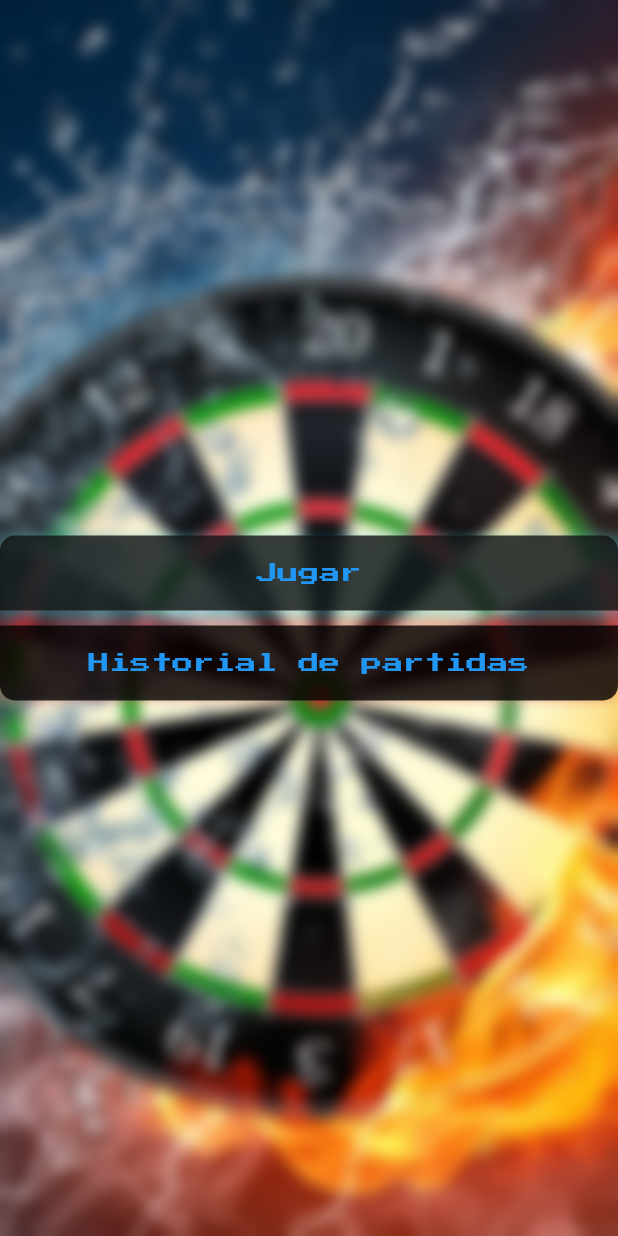
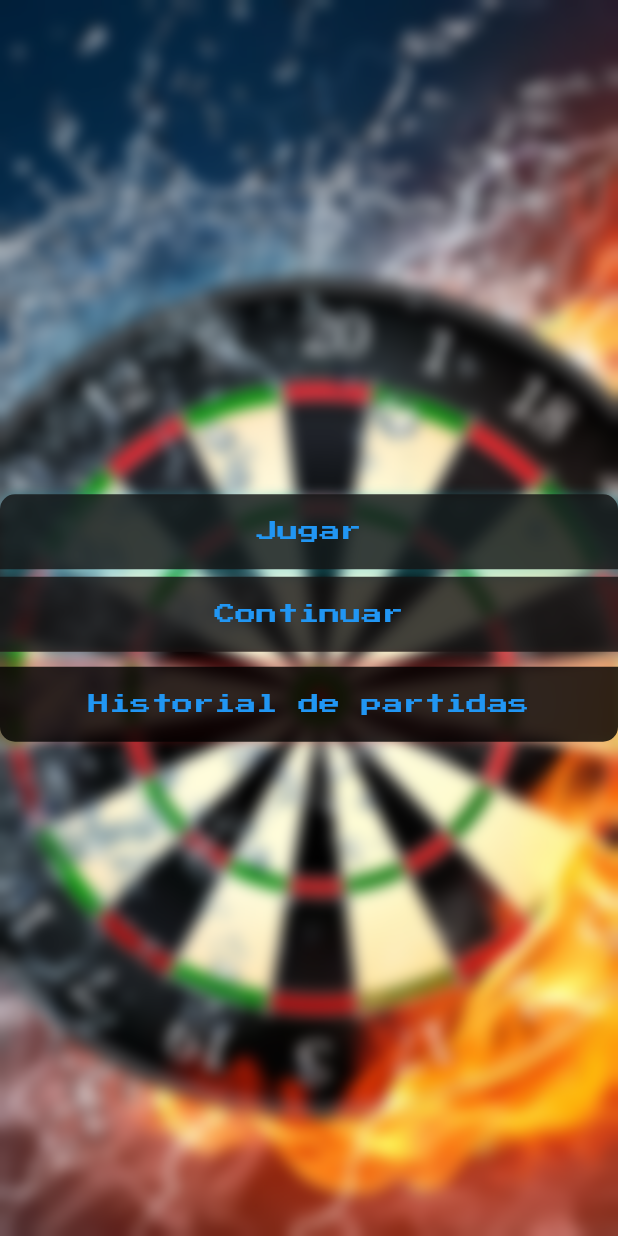
Before and after one commit to SergioAP25/Simple-Darts-Scorer, a Flutter app: the screen it shows after launch, on a phone screen of 412 x 824 dp. Run offline on Flutter 3.47's test engine with Material 2 defaults, Android fonts, the phone set to English and light mode, and no system bars; our stand-ins replace bloc, google_fonts, sqflite_common_ffi; missing offline and left inert: window_size; accounts and stored records are empty.

Commit message:
Solved bug

```diff
--- a/dartsapp/lib/ui/home_view.dart
+++ b/dartsapp/lib/ui/home_view.dart
@@ -86,6 +86,25 @@ class _HomeViewWidgetsState extends State<HomeViewWidgets> {
             height: 5,
           ),
         ),
+        Flexible(
+          child: Container(
+            width: 500,
+            height: 50,
+            color: const Color.fromARGB(255, 19, 18, 18).withOpacity(0.8),
+            child: TextButton(
+              onPressed: () {},
+              child: Text(
+                "Continuar",
+                style: GoogleFonts.pressStart2p(),
+              ),
+            ),
+          ),
+        ),
+        const Flexible(
+          child: SizedBox(
+            height: 5,
+          ),
+        ),
         const Flexible(
           child: SizedBox(
             height: 5,
```
Also changed, not shown: dartsapp/lib/ui/game.dart (+12 -3 lines).
